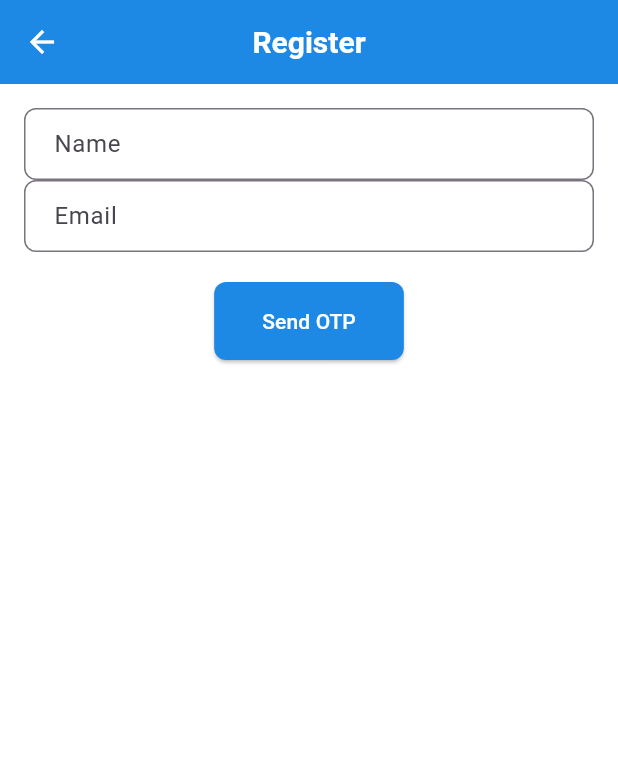
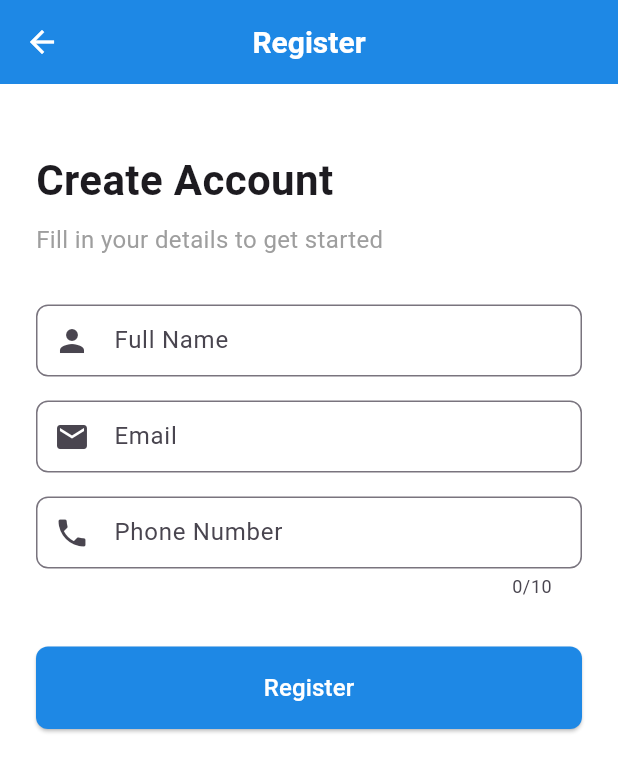
Before and after one commit to priyanshi-devOps11/Flutter-machine-test, a Flutter app: the RegisterScreen screen opened by its route, on a phone screen of 412 x 824 dp. Shown: the top 772 px of the screen. Run offline on Flutter 3.47's test engine with Material 3 defaults, Android fonts, the light colour scheme and no system bars; our stand-ins replace dio, flutter_secure_storage; accounts and stored records are empty.

Commit message:
updated language_select and register.dart

```diff
--- a/lib/screens/register.dart
+++ b/lib/screens/register.dart
@@ -1,71 +1,184 @@
 import 'package:flutter/material.dart';
-import '../services/api_service.dart';
+import 'package:provider/provider.dart';
+import '../providers/auth_provider.dart';
 
 class RegisterScreen extends StatefulWidget {
+  const RegisterScreen({super.key});
+
   @override
-  _RegisterScreenState createState() => _RegisterScreenState();
+  State<RegisterScreen> createState() => _RegisterScreenState();
 }
 
 class _RegisterScreenState extends State<RegisterScreen> {
   final _formKey = GlobalKey<FormState>();
-  final _nameCtl = TextEditingController();
-  final _emailCtl = TextEditingController();
-  final api = ApiService();
+  final _nameController = TextEditingController();
+  final _emailController = TextEditingController();
+  final _phoneController = TextEditingController();
 
-  bool _loading = false;
+  @override
+  void dispose() {
+    _nameController.dispose();
+    _emailController.dispose();
+    _phoneController.dispose();
+    super.dispose();
+  }
 
-  void _submit() async {
-    if (!_formKey.currentState!.validate()) return;
-    setState(() => _loading = true);
-    try {
-      final body = {
-        'name': _nameCtl.text.trim(),
-        'email': _emailCtl.text.trim(),
-      };
-      final res = await api.register(body);
-      // handle response: likely returns success and message
-      // navigate to OTP screen with email or mobile
-      Navigator.pushNamed(
-        context,
+  Future<void> _register() async {
+    if (!_formKey.currentState!.validate()) {
+      return;
+    }
+
+    final authProvider = Provider.of<AuthProvider>(context, listen: false);
+
+    final success = await authProvider.register(
+      name: _nameController.text.trim(),
+      email: _emailController.text.trim(),
+      phone: _phoneController.text.trim(),
+    );
+
+    if (!mounted) return;
+
+    if (success) {
+      // Send OTP
+      final otpSent = await authProvider.sendOtp(
+        phone: _phoneController.text.trim(),
+      );
+
+      if (!mounted) return;
+
+      if (otpSent) {
+        Navigator.of(context).pushNamed(
           '/otp',
-        arguments: {'email': _emailCtl.text.trim()},
+          arguments: _phoneController.text.trim(),
         );
-    } catch (e) {
-      ScaffoldMessenger.of(
-        context,
-      ).showSnackBar(SnackBar(content: Text('Register failed')));
-    } finally {
-      setState(() => _loading = false);
+      } else {
+        ScaffoldMessenger.of(context).showSnackBar(
+          SnackBar(
+            content: Text(authProvider.error ?? 'Failed to send OTP'),
+            backgroundColor: Colors.red,
+          ),
+        );
+      }
+    } else {
+      ScaffoldMessenger.of(context).showSnackBar(
+        SnackBar(
+          content: Text(authProvider.error ?? 'Registration failed'),
+          backgroundColor: Colors.red,
+        ),
+      );
     }
   }
 
   @override
-  Widget build(BuildContext c) => Scaffold(
-    appBar: AppBar(title: Text('Register')),
-    body: Padding(
-      padding: EdgeInsets.all(16),
+  Widget build(BuildContext context) {
+    return Scaffold(
+      appBar: AppBar(
+        title: const Text('Register'),
+      ),
+      body: SafeArea(
+        child: SingleChildScrollView(
+          padding: const EdgeInsets.all(24.0),
           child: Form(
             key: _formKey,
             child: Column(
+              crossAxisAlignment: CrossAxisAlignment.stretch,
               children: [
+                const SizedBox(height: 20),
+                const Text(
+                  'Create Account',
+                  style: TextStyle(
+                    fontSize: 28,
+                    fontWeight: FontWeight.bold,
+                  ),
+                ),
+                const SizedBox(height: 8),
+                const Text(
+                  'Fill in your details to get started',
+                  style: TextStyle(
+                    fontSize: 16,
+                    color: Colors.grey,
+                  ),
+                ),
+                const SizedBox(height: 32),
                 TextFormField(
-              controller: _nameCtl,
-              decoration: InputDecoration(labelText: 'Name'),
-              validator: (v) => v!.isEmpty ? 'Enter name' : null,
+                  controller: _nameController,
+                  decoration: const InputDecoration(
+                    labelText: 'Full Name',
+                    prefixIcon: Icon(Icons.person),
                   ),
+                  validator: (value) {
+                    if (value == null || value.isEmpty) {
+                      return 'Please enter your name';
+                    }
+                    return null;
+                  },
+                ),
+                const SizedBox(height: 16),
                 TextFormField(
-              controller: _emailCtl,
-              decoration: InputDecoration(labelText: 'Email'),
-              validator: (v) => v!.contains('@') ? null : 'Invalid email',
+                  controller: _emailController,
+                  decoration: const InputDecoration(
+                    labelText: 'Email',
+                    prefixIcon: Icon(Icons.email),
                   ),
-            SizedBox(height: 20),
-            ElevatedButton(
-              onPressed: _loading ? null : _submit,
-              child: _loading ? CircularProgressIndicator() : Text('Send OTP'),
+                  keyboardType: TextInputType.emailAddress,
+                  validator: (value) {
+                    if (value == null || value.isEmpty) {
+                      return 'Please enter your email';
+                    }
+                    if (!value.contains('@')) {
+                      return 'Please enter a valid email';
+                    }
+                    return null;
+                  },
+                ),
+                const SizedBox(height: 16),
+                TextFormField(
+                  controller: _phoneController,
+                  decoration: const InputDecoration(
+                    labelText: 'Phone Number',
+                    prefixIcon: Icon(Icons.phone),
+                    prefixText: '+91 ',
+                  ),
+                  keyboardType: TextInputType.phone,
+                  maxLength: 10,
+                  validator: (value) {
+                    if (value == null || value.isEmpty) {
+                      return 'Please enter your phone number';
+                    }
+                    if (value.length != 10) {
+                      return 'Please enter a valid 10-digit phone number';
+                    }
+                    return null;
+                  },
+                ),
+                const SizedBox(height: 32),
+                Consumer<AuthProvider>(
+                  builder: (context, authProvider, child) {
+                    return ElevatedButton(
+                      onPressed: authProvider.isLoading ? null : _register,
+                      child: authProvider.isLoading
+                          ? const SizedBox(
+                              height: 20,
+                              width: 20,
+                              child: CircularProgressIndicator(
+                                strokeWidth: 2,
+                                valueColor: AlwaysStoppedAnimation<Color>(
+                                  Colors.white,
+                                ),
+                              ),
+                            )
+                          : const Text(
+                              'Register',
+                              style: TextStyle(fontSize: 16),
+                            ),
+                    );
+                  },
                 ),
               ],
             ),
           ),
         ),
+      ),
     );
   }
+}
```
Also changed, not shown: lib/screens/language_select.dart (+127 -0 lines). Lines whose indentation alone changed are shown as unchanged.
